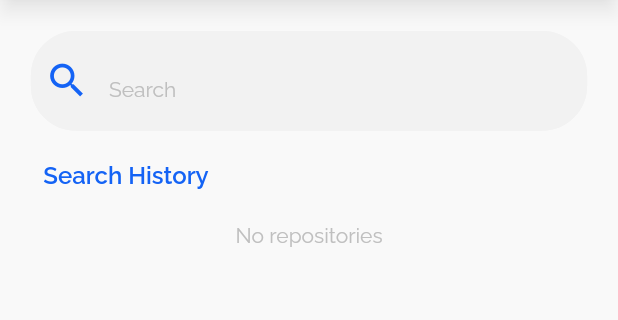
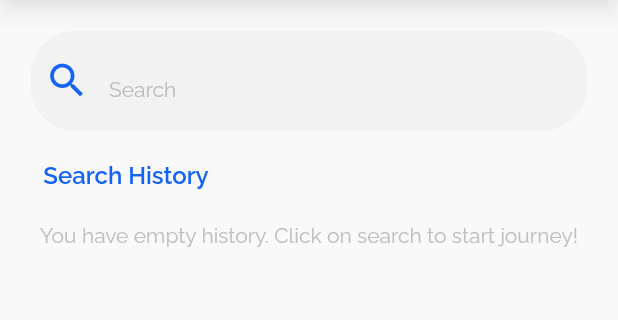
Before and after one commit to KaterinaOsipenko/github_flutter_app, a Flutter app: the screen it shows after launch, on a phone screen of 412 x 824 dp, the part 84-404 px from its top. Run offline on Flutter 3.47's test engine with Material 2 defaults, Android fonts, the phone set to English and light mode, and no system bars; our stand-ins replace auto_route, dio, flutter_riverpod, google_fonts.

Commit message:
create history message text

```diff
--- a/lib/data/api_repository_impl.dart
+++ b/lib/data/api_repository_impl.dart
@@ -1,5 +1,3 @@
-import 'dart:convert';
-
 import 'package:dio/dio.dart';
 import 'package:github_search_app/domain/models/repository.dart';
 import 'package:github_search_app/domain/repositories/api_repository.dart';
@@ -13,7 +11,7 @@ class ApiRepositoryImpl implements ApiRepository {
   Future<List<Repository>> getRepos(
       {required String searchValue, required int pageValue}) async {
     List<Repository> repoList = [];
-
+    print('api get repos');
     try {
       final response = await _dio.get(baseUrl,
           queryParameters: <String, dynamic>{
@@ -27,9 +25,11 @@ class ApiRepositoryImpl implements ApiRepository {
 
         repoList = list.map((e) => Repository.fromJson(e)).toList();
       } else {
+        print(response.statusMessage);
         throw Exception('Failed to load data');
       }
     } on DioError catch (e) {
+      print(e.toString());
       throw Exception('Failed to load data');
     }
     return repoList;
--- /dev/null
+++ b/lib/presentation/providers/api_provider.dart
@@ -0,0 +1,9 @@
+import 'package:dio/dio.dart';
+import 'package:flutter_riverpod/flutter_riverpod.dart';
+import 'package:github_search_app/data/api_repository_impl.dart';
+import 'package:github_search_app/domain/repositories/api_repository.dart';
+
+final repositoryApiProvider = Provider<ApiRepository>(
+    (ref) => ApiRepositoryImpl(ref.read(dioClientProvider)));
+
+final dioClientProvider = Provider((ref) => Dio());
--- a/lib/presentation/providers/get_repos.dart
+++ b/lib/presentation/providers/get_repos.dart
@@ -1,13 +1,14 @@
-import 'package:dio/dio.dart';
 import 'package:flutter_riverpod/flutter_riverpod.dart';
-import 'package:github_search_app/data/api_repository_impl.dart';
 import 'package:github_search_app/domain/models/repository.dart';
+import 'package:github_search_app/presentation/providers/api_provider.dart';
 import 'package:github_search_app/presentation/providers/search_name.dart';
 
 final repositoriesListProvide = FutureProvider.family<List<Repository>, int>(
   (ref, page) {
     var name = ref.watch(searchNameProvider);
-    return ApiRepositoryImpl(Dio())
+    print('get repos');
+    return ref
+        .read(repositoryApiProvider)
         .getRepos(searchValue: name, pageValue: page);
   },
 );
--- /dev/null
+++ b/lib/presentation/providers/history_msg.dart
@@ -0,0 +1,21 @@
+import 'package:flutter_riverpod/flutter_riverpod.dart';
+import 'package:github_search_app/presentation/providers/get_repos.dart';
+import 'package:github_search_app/presentation/providers/search_name.dart';
+
+import 'package:github_search_app/utils/constants.dart';
+
+final historyMsgProvider = Provider<String>((ref) {
+  var searchInput = ref.watch(searchNameProvider);
+  var historyMsg = '';
+  if (searchInput.isEmpty) {
+    historyMsg = history;
+  } else {
+    var reposList = ref.watch(repositoriesListProvide(1));
+    if (reposList.value!.isEmpty) {
+      historyMsg = whatFountNegative;
+    } else if (reposList.value!.isNotEmpty) {
+      historyMsg = whatFountPositive;
+    }
+  }
+  return historyMsg;
+});
--- a/lib/presentation/screens/home_screen.dart
+++ b/lib/presentation/screens/home_screen.dart
@@ -1,6 +1,7 @@
 import 'package:flutter/material.dart';
 import 'package:flutter_riverpod/flutter_riverpod.dart';
 import 'package:github_search_app/presentation/providers/search_name.dart';
+import 'package:github_search_app/presentation/widgets/description_screen_widget.dart';
 import 'package:github_search_app/presentation/widgets/empty_search_widget.dart';
 import 'package:github_search_app/presentation/widgets/repositories_list_widget.dart';
 import 'package:github_search_app/presentation/widgets/search_widget.dart';
@@ -48,22 +49,11 @@ class _HomeScreenState extends ConsumerState<HomeScreen> {
       body: SafeArea(
           child: Column(children: [
         const SearchWidget(),
-        Container(
-          margin: EdgeInsets.only(
-            left: mediaQuery.size.width * 0.07,
-            bottom: mediaQuery.size.height * 0.025,
-          ),
-          alignment: Alignment.centerLeft,
-          child: Text(
-            'Search History',
-            style: Theme.of(context)
-                .textTheme
-                .displayMedium!
-                .copyWith(color: Theme.of(context).colorScheme.primary),
-          ),
-        ),
+        const DescriprionScreenWidget(),
         name.isEmpty
-            ? const EmptySearchWidget()
+            ? const EmptySearchWidget(
+                content: emptyHistory,
+              )
             : const RepositoriesListWidget(),
       ])),
     );
--- /dev/null
+++ b/lib/presentation/widgets/description_screen_widget.dart
@@ -0,0 +1,29 @@
+import 'package:flutter/material.dart';
+import 'package:flutter_riverpod/flutter_riverpod.dart';
+import 'package:github_search_app/presentation/providers/history_msg.dart';
+
+class DescriprionScreenWidget extends ConsumerWidget {
+  const DescriprionScreenWidget({
+    super.key,
+  });
+
+  @override
+  Widget build(BuildContext context, WidgetRef ref) {
+    final mediaQuery = MediaQuery.of(context);
+    final String content = ref.watch(historyMsgProvider);
+    return Container(
+      margin: EdgeInsets.only(
+        left: mediaQuery.size.width * 0.07,
+        bottom: mediaQuery.size.height * 0.025,
+      ),
+      alignment: Alignment.centerLeft,
+      child: Text(
+        content,
+        style: Theme.of(context)
+            .textTheme
+            .displayMedium!
+            .copyWith(color: Theme.of(context).colorScheme.primary),
+      ),
+    );
+  }
+}
--- a/lib/presentation/widgets/empty_search_widget.dart
+++ b/lib/presentation/widgets/empty_search_widget.dart
@@ -1,12 +1,13 @@
 import 'package:flutter/material.dart';
 
 class EmptySearchWidget extends StatelessWidget {
-  const EmptySearchWidget({super.key});
+  final String content;
+  const EmptySearchWidget({super.key, required this.content});
 
   @override
   Widget build(BuildContext context) {
-    return const Center(
-      child: Text('No repositories'),
+    return Center(
+      child: Text(content),
     );
   }
 }
--- a/lib/presentation/widgets/repositories_list_widget.dart
+++ b/lib/presentation/widgets/repositories_list_widget.dart
@@ -2,7 +2,11 @@ import 'package:flutter/material.dart';
 import 'package:flutter_riverpod/flutter_riverpod.dart';
 import 'package:github_search_app/domain/models/repository.dart';
 import 'package:github_search_app/presentation/providers/get_repos.dart';
+import 'package:github_search_app/presentation/providers/history_msg.dart';
+import 'package:github_search_app/presentation/widgets/description_screen_widget.dart';
+import 'package:github_search_app/presentation/widgets/empty_search_widget.dart';
 import 'package:github_search_app/presentation/widgets/repository_item.dart';
+import 'package:github_search_app/utils/constants.dart';
 
 class RepositoriesListWidget extends ConsumerStatefulWidget {
   const RepositoriesListWidget({super.key});
@@ -21,7 +25,10 @@ class _RepositoriesListWidgetState
         ref.watch(repositoriesListProvide(page));
 
     return reposList.when(
-      error: ((error, stackTrace) => Text(stackTrace.toString())),
+      error: ((error, stackTrace) {
+        print(error.toString());
+        return const EmptySearchWidget(content: 'Error');
+      }),
       loading: () {
         return CircularProgressIndicator(
           backgroundColor: Theme.of(context).colorScheme.primary,
--- a/lib/utils/constants.dart
+++ b/lib/utils/constants.dart
@@ -7,3 +7,12 @@ const String page = 'page';
 
 /// App
 const String titleAppBar = 'Github repos list';
+
+/// Messages
+const String emptyHistory =
+    'You have empty history. Click on search to start journey!';
+const String negativeResult =
+    'Nothing was find for your search. Please check the spelling';
+const String history = 'Search History';
+const String whatFountPositive = 'What we have found';
+const String whatFountNegative = 'What we found';
```
